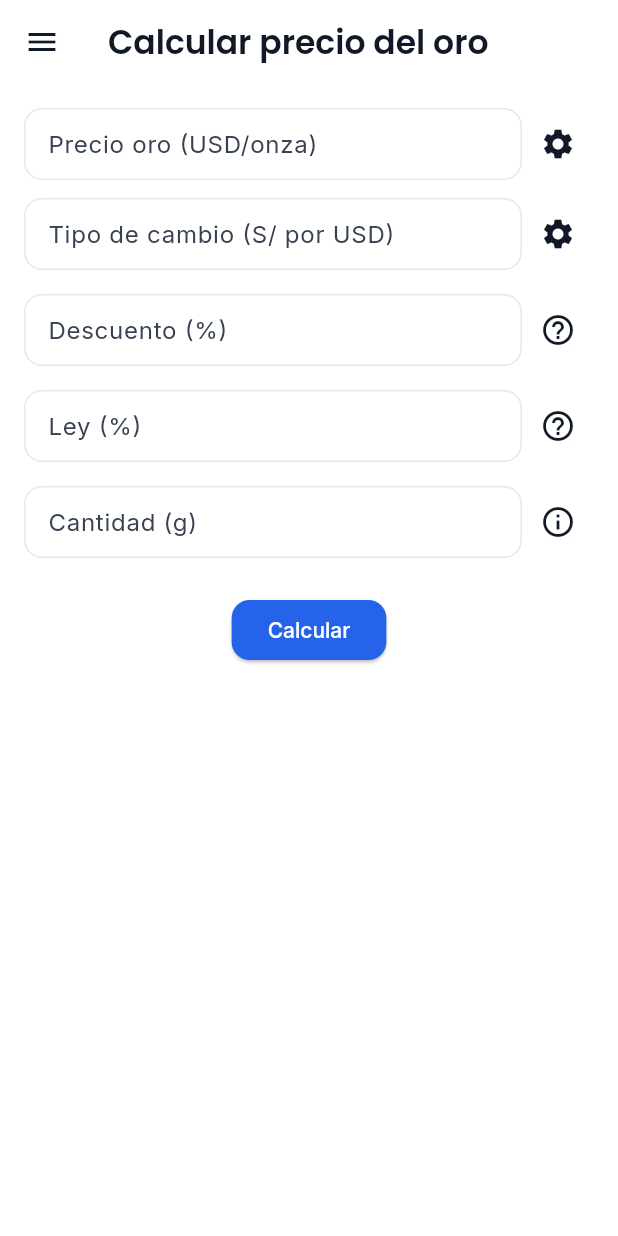
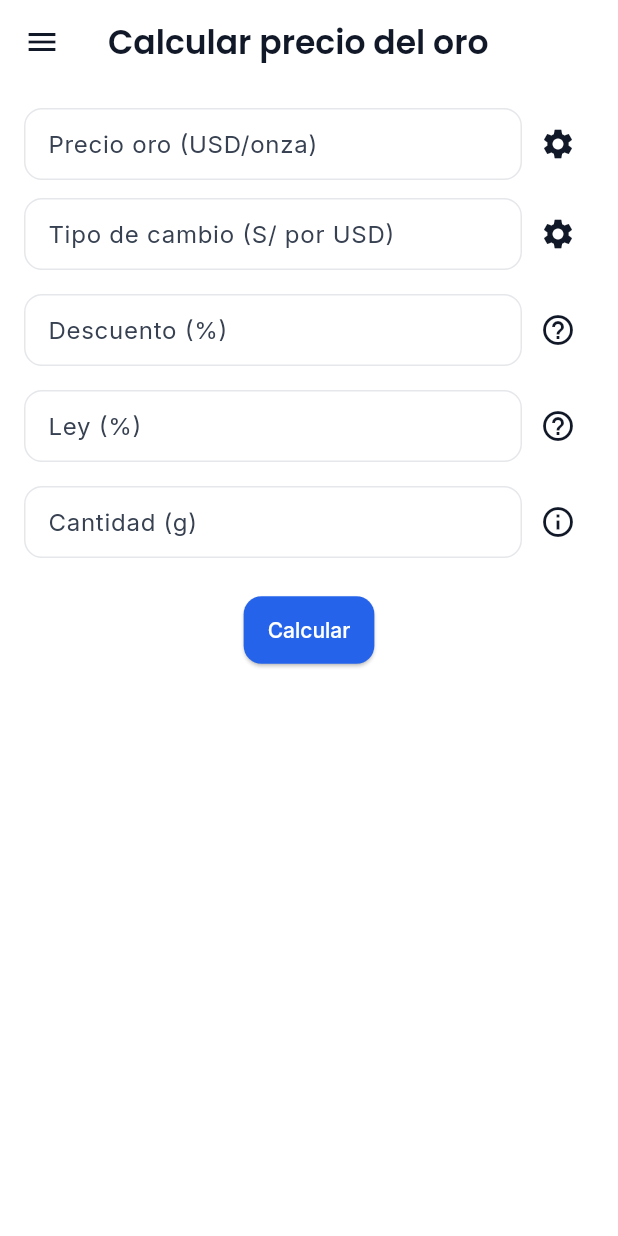
Before and after one commit to DeyviRodrigo/toolmape, a Flutter app: the screen it shows after launch, after a tap on the "settings" icon, on a phone screen of 412 x 824 dp. Run offline on Flutter 3.47's test engine with Material 3 defaults, Android fonts, the phone set to English and light mode, and no system bars; our stand-ins replace flutter_dotenv, flutter_local_notifications, flutter_riverpod, google_fonts, shared_preferences, supabase_flutter and 2 more; accounts and stored records are empty; network calls fail.

Commit message:
Temas para la aplicación

```diff
--- a/lib/main.dart
+++ b/lib/main.dart
@@ -12,56 +12,43 @@ import 'routes.dart';
 import 'theme/app_theme.dart';
 import 'theme/theme_controller.dart';
 
-/// Función: main - punto de entrada de la aplicación.
 Future<void> main() async {
   WidgetsFlutterBinding.ensureInitialized();
 
-  // 1) Cargar variables de entorno (.env). No detiene la app si no existe.
-  try {
-    await dotenv.load(fileName: ".env");
-  } catch (_) {
-    // Ignorar si el asset no está disponible (p. ej., en web sin .env)
-  }
+  // .env (no detiene si falta)
+  try { await dotenv.load(fileName: ".env"); } catch (_) {}
 
-  // 2) Inicializar Supabase solo si hay claves válidas.
+  // Supabase si hay claves válidas
   final supaUrl = dotenv.env['SUPABASE_URL'];
   final supaKey = dotenv.env['SUPABASE_ANON_KEY'];
-  if (supaUrl != null &&
-      supaKey != null &&
-      supaUrl.isNotEmpty &&
-      supaKey.isNotEmpty) {
-    await Supabase.initialize(url: supaUrl, anonKey: supaKey);
-
-    // 2.1) Asegurar sesión anónima para poder guardar eventos privados por usuario.
+  if ((supaUrl ?? '').isNotEmpty && (supaKey ?? '').isNotEmpty) {
+    await Supabase.initialize(url: supaUrl!, anonKey: supaKey!);
     final supa = Supabase.instance.client;
     if (supa.auth.currentUser == null) {
-      try {
-        await supa.auth.signInAnonymously();
-      } catch (_) {
-        // Si falla, la app igual arranca; solo afectará guardar eventos privados.
-      }
+      try { await supa.auth.signInAnonymously(); } catch (_) {}
     }
   }
 
-  // 3) Notificaciones locales: NO en web (el plugin no está soportado).
+  // Notificaciones locales (no web)
   if (!kIsWeb) {
     await CalendarioNotifications.init();
   }
 
+  // Theme controller (persistencia)
   final themeController = ThemeController();
   await themeController.load();
 
   runApp(
     ProviderScope(
       overrides: [
-        themeControllerProvider.overrideWithValue(themeController),
+        // ANTES: themeControllerProvider.overrideWithValue(themeController)
+        themeControllerProvider.overrideWith((ref) => themeController),
       ],
       child: const ToolMAPEApp(),
     ),
   );
 }
 
-/// Widget: ToolMAPEApp - configuración base de MaterialApp.
 class ToolMAPEApp extends ConsumerWidget {
   const ToolMAPEApp({super.key});
 
--- a/lib/theme/app_theme.dart
+++ b/lib/theme/app_theme.dart
@@ -1,5 +1,4 @@
 import 'package:flutter/material.dart';
-
 import 'color_schemes.dart';
 import 'typography.dart';
 
@@ -29,6 +28,10 @@ ThemeData buildLightTheme() {
         borderRadius: BorderRadius.circular(12),
         borderSide: BorderSide(color: cs.outline),
       ),
+      focusedBorder: OutlineInputBorder(
+        borderRadius: BorderRadius.circular(12),
+        borderSide: BorderSide(color: cs.primary, width: 1.5),
+      ),
     ),
     elevatedButtonTheme: ElevatedButtonThemeData(
       style: ElevatedButton.styleFrom(
@@ -36,10 +39,14 @@ ThemeData buildLightTheme() {
         foregroundColor: cs.onPrimary,
         shape: RoundedRectangleBorder(borderRadius: BorderRadius.circular(12)),
         textStyle: buildTextTheme(cs).labelLarge,
+        padding: const EdgeInsets.symmetric(horizontal: 16, vertical: 14),
       ),
     ),
-    cardTheme: CardTheme(
+    // ← Ajuste requerido por Flutter 3.32: usar CardThemeData
+    cardTheme: CardThemeData(
       elevation: 2,
+      color: cs.surface,
+      margin: EdgeInsets.zero,
       shape: RoundedRectangleBorder(borderRadius: BorderRadius.circular(16)),
     ),
     drawerTheme: DrawerThemeData(
@@ -48,7 +55,7 @@ ThemeData buildLightTheme() {
     ),
     iconTheme: IconThemeData(color: cs.onSurface),
     primaryIconTheme: IconThemeData(color: cs.primary),
-    dividerTheme: DividerThemeData(color: cs.outline),
+    dividerTheme: DividerThemeData(color: cs.outline, thickness: 1),
   );
 }
 
@@ -78,6 +85,10 @@ ThemeData buildDarkTheme() {
         borderRadius: BorderRadius.circular(12),
         borderSide: BorderSide(color: cs.outline),
       ),
+      focusedBorder: OutlineInputBorder(
+        borderRadius: BorderRadius.circular(12),
+        borderSide: BorderSide(color: cs.primary, width: 1.5),
+      ),
     ),
     elevatedButtonTheme: ElevatedButtonThemeData(
       style: ElevatedButton.styleFrom(
@@ -85,10 +96,14 @@ ThemeData buildDarkTheme() {
         foregroundColor: cs.onPrimary,
         shape: RoundedRectangleBorder(borderRadius: BorderRadius.circular(12)),
         textStyle: buildTextTheme(cs).labelLarge,
+        padding: const EdgeInsets.symmetric(horizontal: 16, vertical: 14),
       ),
     ),
-    cardTheme: CardTheme(
-      elevation: 2,
+    // ← Ajuste requerido por Flutter 3.32: usar CardThemeData
+    cardTheme: CardThemeData(
+      elevation: 1,
+      color: cs.surface,
+      margin: EdgeInsets.zero,
       shape: RoundedRectangleBorder(borderRadius: BorderRadius.circular(16)),
     ),
     drawerTheme: DrawerThemeData(
@@ -97,6 +112,6 @@ ThemeData buildDarkTheme() {
     ),
     iconTheme: IconThemeData(color: cs.onSurface),
     primaryIconTheme: IconThemeData(color: cs.primary),
-    dividerTheme: DividerThemeData(color: cs.outline),
+    dividerTheme: DividerThemeData(color: cs.outline, thickness: 1),
   );
 }
--- a/lib/theme/theme_controller.dart
+++ b/lib/theme/theme_controller.dart
@@ -7,20 +7,23 @@ final themeControllerProvider = ChangeNotifierProvider<ThemeController>((ref) {
 });
 
 class ThemeController extends ChangeNotifier {
+  static const _prefKey = 'theme_mode';
   ThemeMode themeMode = ThemeMode.system;
 
   Future<void> load() async {
     final prefs = await SharedPreferences.getInstance();
-    final index = prefs.getInt('theme_mode');
+    final index = prefs.getInt(_prefKey);
     if (index != null && index >= 0 && index < ThemeMode.values.length) {
       themeMode = ThemeMode.values[index];
     }
+    // Notificar para que MaterialApp recoja el valor cargado si se crea luego
+    notifyListeners();
   }
 
   Future<void> setThemeMode(ThemeMode mode) async {
     themeMode = mode;
     final prefs = await SharedPreferences.getInstance();
-    await prefs.setInt('theme_mode', mode.index);
+    await prefs.setInt(_prefKey, mode.index);
     notifyListeners();
   }
 
```
Also changed, not shown: pubspec.yaml (+8 -70 lines), pubspec.lock.
